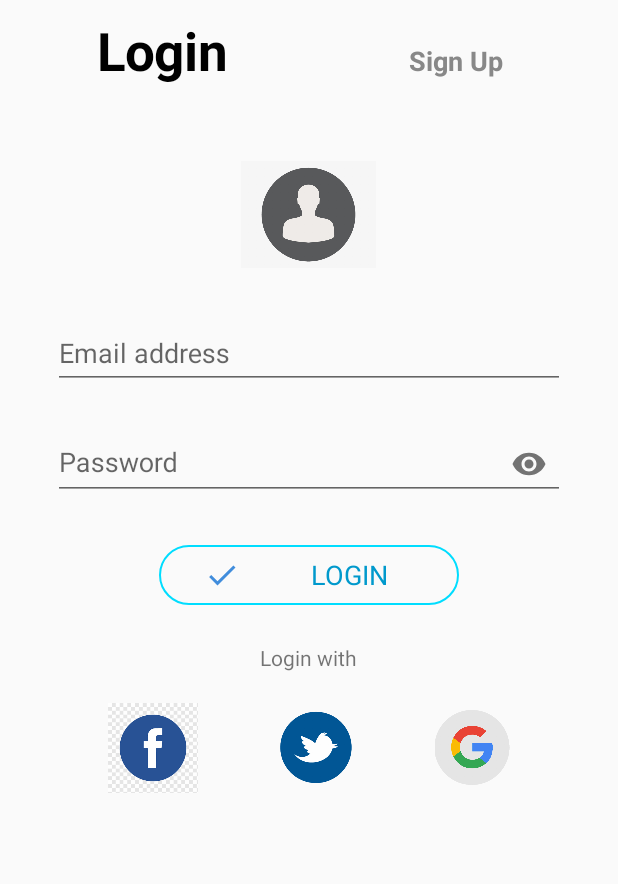
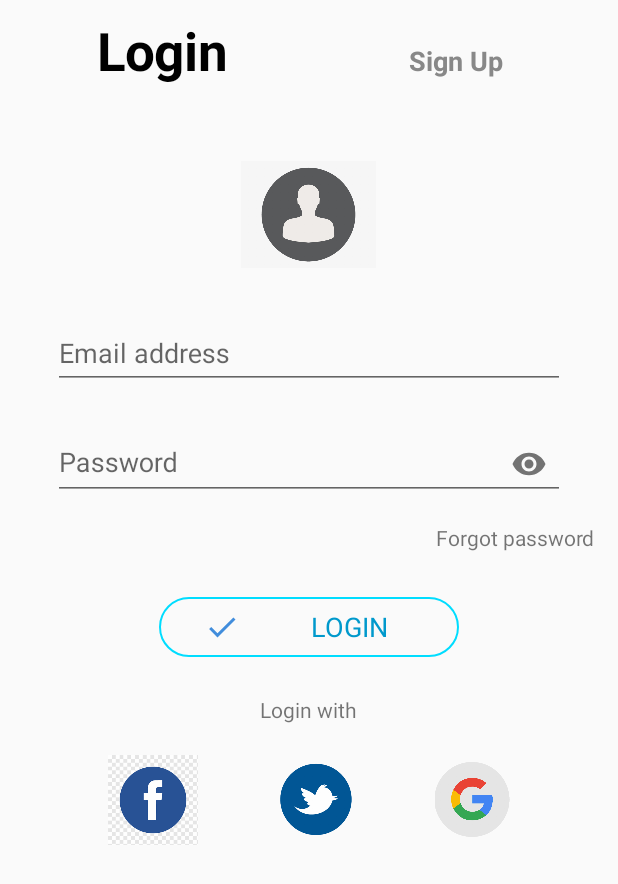
Before and after one commit to MuthomiGuantai/meruVents, an Android app: the screen it shows after launch (LoginOrSignUpLay_3), after a tap on "Login", on a phone screen of 412 x 824 dp. Shown: the top 884 px of the screen. Run offline under Robolectric (Android 15) with nearby library versions, the phone set to English and light mode, and no system bars.

Commit message:
login & sign up ui done

```diff
--- a/app/src/main/res/layout/fragment_login.xml
+++ b/app/src/main/res/layout/fragment_login.xml
@@ -47,6 +47,12 @@
                 android:hint="Password">
             </com.google.android.material.textfield.TextInputEditText>
         </com.google.android.material.textfield.TextInputLayout>
+        <TextView
+            android:layout_width="wrap_content"
+            android:layout_height="wrap_content"
+            android:layout_marginTop="15dp"
+            android:layout_gravity="right"
+            android:text="Forgot password"/>
 
         <TextView
             android:layout_width="200dp"
```
